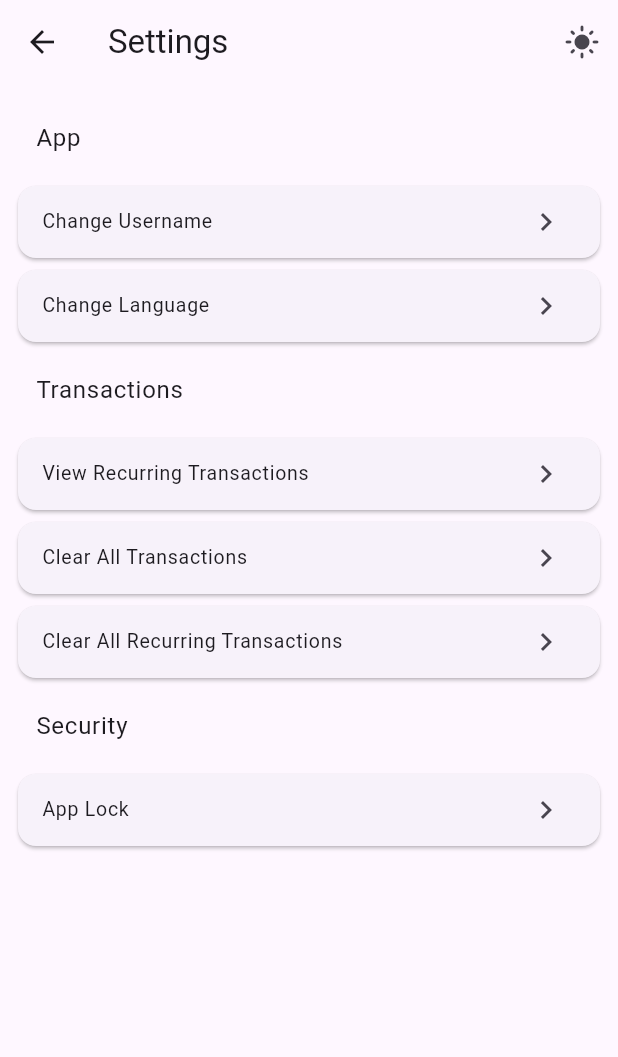
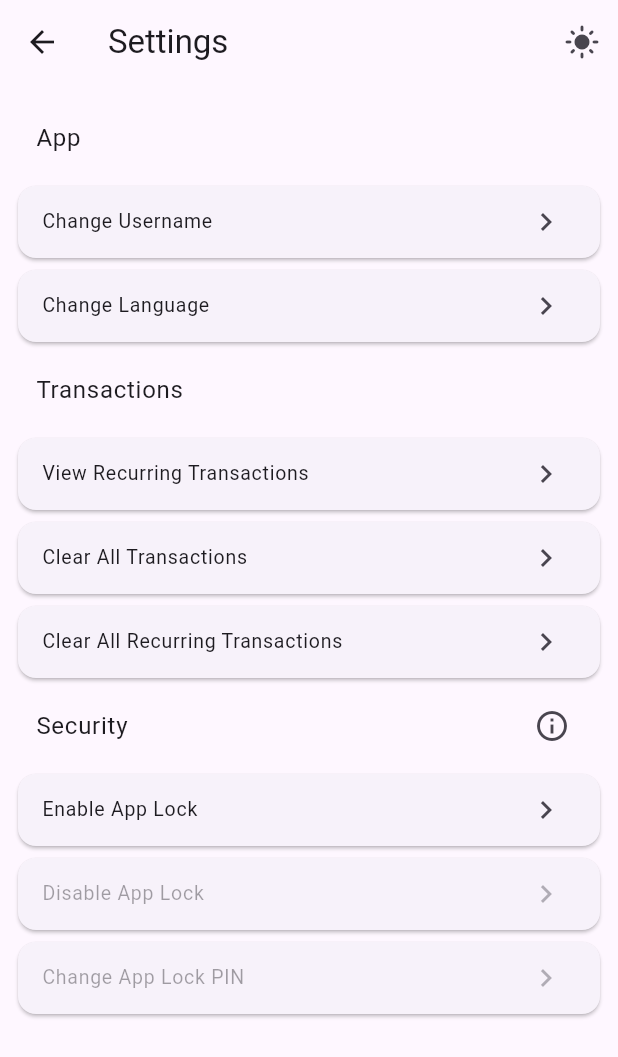
Before and after one commit to metehankarakaya/pocketwise, a Flutter app: the SettingsScreen screen opened directly, on a phone screen of 412 x 824 dp. Shown: the top 1057 px of the screen. Run offline on Flutter 3.47's test engine with Material 3 defaults, Android fonts, the phone set to English and light mode, and no system bars; our stand-ins replace easy_localization, flutter_riverpod, flutter_secure_storage, shared_preferences; accounts and stored records are empty.

Commit message:
feat: add app lock settings with PIN management

```diff
--- a/lib/features/settings/screens/settings_screen.dart
+++ b/lib/features/settings/screens/settings_screen.dart
@@ -2,6 +2,8 @@ import 'package:easy_localization/easy_localization.dart';
 import 'package:flutter/material.dart';
 import 'package:flutter_riverpod/flutter_riverpod.dart';
 import 'package:pocketwise/core/widgets/confirmation_dialog.dart';
+import 'package:pocketwise/features/security/providers/security_provider.dart';
+import 'package:pocketwise/features/security/screens/pin_setup_screen.dart';
 import 'package:pocketwise/features/settings/screens/recurring_transaction_screen.dart';
 import 'package:pocketwise/features/settings/widgets/change_username_dialog.dart';
 import 'package:pocketwise/features/transaction/providers/recurring_transaction_provider.dart';
@@ -18,6 +20,7 @@ class SettingsScreen extends ConsumerWidget {
   @override
   Widget build(BuildContext context, WidgetRef ref) {
     final themeMode = ref.watch(themeModeProvider);
+    final isLockEnabled = ref.watch(securityProvider);
 
     return Scaffold(
       appBar: AppBar(
@@ -112,12 +115,32 @@ class SettingsScreen extends ConsumerWidget {
                 ),
               ),
               ListTile(
+                trailing: Tooltip(
+                  showDuration: Duration(seconds: 2),
+                  message: AppStrings.pinForgotWarning.tr(),
+                  child: Icon(Icons.info_outline),
+                ),
                 title: Text(AppStrings.appSecurity.tr()),
               ),
               Card(
                 child: SettingsItem(
-                  onTap: () {},
-                  title: AppStrings.appLock.tr(),
+                  onTap: () => Navigator.push(context, MaterialPageRoute(builder: (context) => PinSetupScreen())),
+                  enabled: !isLockEnabled,
+                  title: AppStrings.enableAppLock.tr(),
+                ),
+              ),
+              Card(
+                child: SettingsItem(
+                  onTap: () => Navigator.push(context, MaterialPageRoute(builder: (context) => PinSetupScreen(mode: PinMode.disable))),
+                  enabled: isLockEnabled,
+                  title: AppStrings.disableAppLock.tr(),
+                ),
+              ),
+              Card(
+                child: SettingsItem(
+                  onTap: () => Navigator.push(context, MaterialPageRoute(builder: (context) => PinSetupScreen(mode: PinMode.change))),
+                  enabled: isLockEnabled,
+                  title: AppStrings.changeAppLock.tr(),
                 ),
               ),
             ],
--- a/lib/features/settings/widgets/settings_item.dart
+++ b/lib/features/settings/widgets/settings_item.dart
@@ -3,19 +3,23 @@ import 'package:flutter/material.dart';
 class SettingsItem extends StatelessWidget {
   final VoidCallback onTap;
   final String title;
-  const SettingsItem({super.key, required this.title, required this.onTap});
+  final bool enabled;
+  const SettingsItem({super.key, required this.title, required this.onTap, this.enabled = true});
 
   @override
   Widget build(BuildContext context) {
-    return Column(
+    return Opacity(
+      opacity: enabled ? 1.0 : 0.4,
+      child: Column(
         children: [
           ListTile(
             dense: true,
-          onTap: onTap,
+            onTap: enabled ? onTap : null,
             title: Text(title),
             trailing: Icon(Icons.keyboard_arrow_right),
           ),
         ],
+      ),
     );
   }
 }
```
Lines whose indentation alone changed are shown as unchanged.
